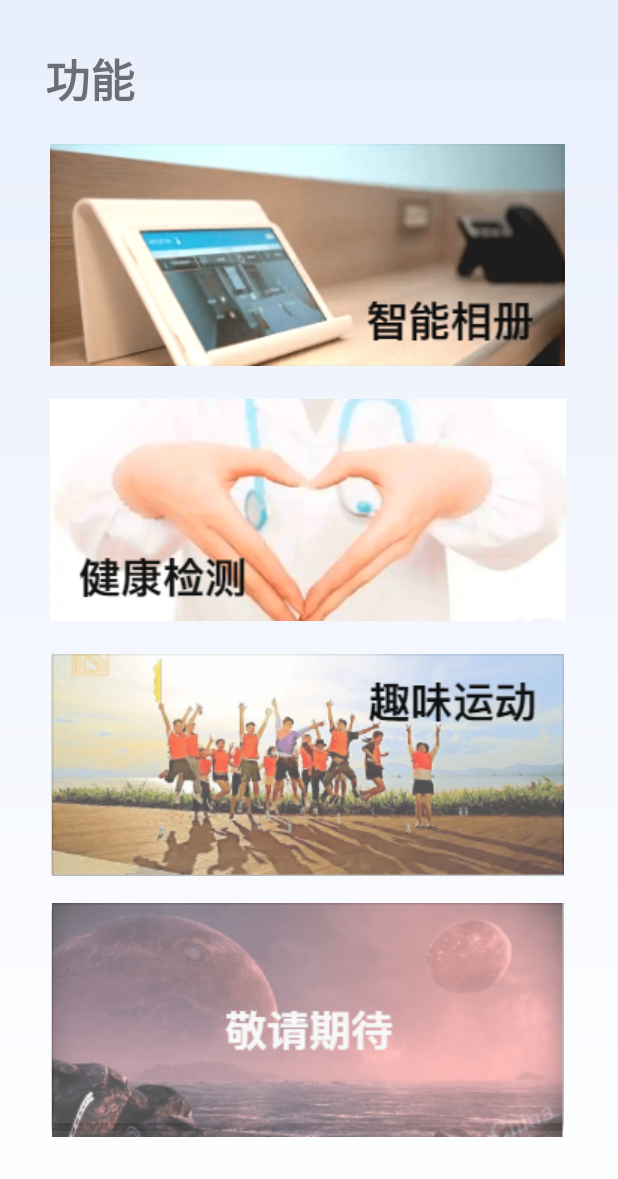
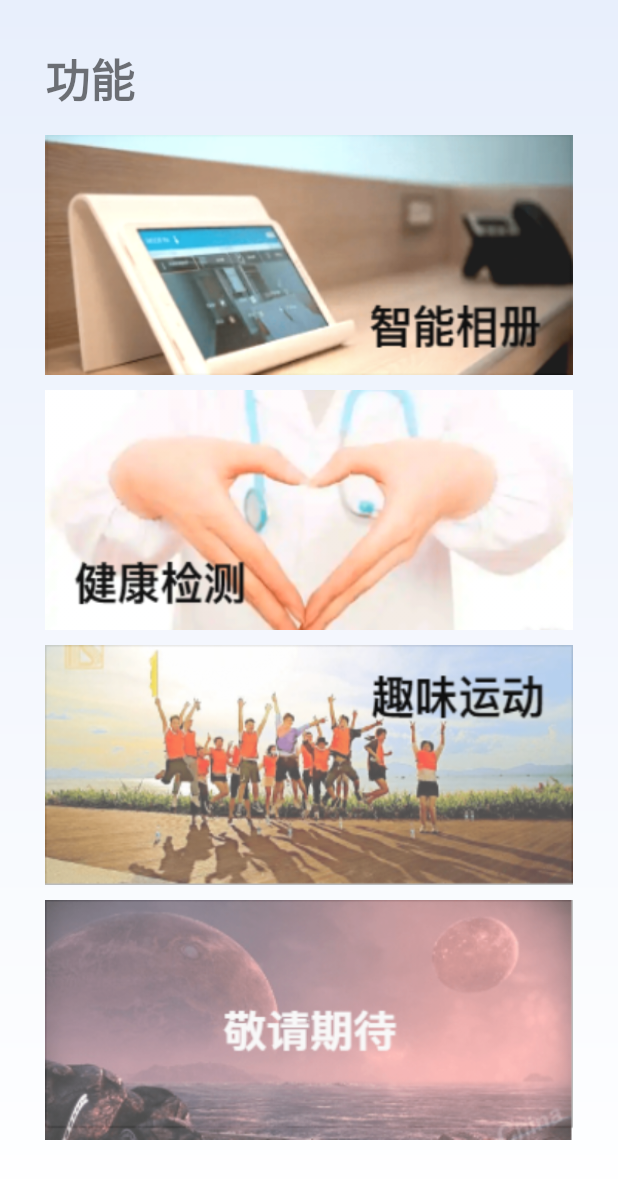
Before and after one commit to We-Love-Yolo/MoniGuard, an Android app: the fragment DiscoverFragment shown on its own in the app's theme, on a phone screen of 412 x 824 dp. Shown: the top 1179 px of the screen. Run offline under Robolectric (Android 15) with nearby library versions, the phone set to English and light mode, and no system bars.

Commit message:
修改了布局适配

```diff
--- a/app/src/main/res/layout/fragment_discover.xml
+++ b/app/src/main/res/layout/fragment_discover.xml
@@ -1,16 +1,15 @@
 <?xml version="1.0" encoding="utf-8"?>
-<androidx.constraintlayout.widget.ConstraintLayout xmlns:android="http://schemas.android.com/apk/res/android"
+<ScrollView
+    xmlns:android="http://schemas.android.com/apk/res/android"
     xmlns:app="http://schemas.android.com/apk/res-auto"
     xmlns:tools="http://schemas.android.com/tools"
     android:layout_width="match_parent"
     android:layout_height="match_parent"
-    tools:context=".activity.DiscoverFragmentActivity"
     >
 
     <LinearLayout
-        android:id="@+id/linearLayout"
-        android:layout_width="0dp"
-        android:layout_height="0dp"
+        android:layout_width="match_parent"
+        android:layout_height="match_parent"
         android:orientation="vertical"
         app:layout_constraintBottom_toBottomOf="parent"
         app:layout_constraintEnd_toEndOf="parent"
@@ -29,54 +28,62 @@
             app:layout_constraintStart_toStartOf="parent"
             app:layout_constraintTop_toTopOf="parent" />
 
+        <LinearLayout
+            android:layout_width="match_parent"
+            android:layout_height="match_parent"
+            android:orientation="vertical"
+            android:layout_marginLeft="30dp"
+            android:layout_marginRight="30dp">
             <!-- 智能相册 -->
             <ImageButton
                 android:id="@+id/smart_photo_album"
+                android:layout_width="match_parent"
+                android:layout_height="160dp"
+                android:layout_weight="1"
+                android:layout_marginTop="10dp"
                 android:clickable="true"
                 android:onClick="onClickalbum"
-            android:layout_width="350dp"
-            android:layout_height="160dp"
-            android:layout_marginLeft="30dp"
-            android:layout_marginTop="10dp"
-            android:src="@drawable/smart_photo_album"
+                android:background="@drawable/smart_photo_album"
 
                 tools:layout_editor_absoluteX="50dp"
-            tools:layout_editor_absoluteY="90dp"
-            />
+                tools:layout_editor_absoluteY="90dp" />
 
             <!-- 健康检测 -->
             <ImageButton
                 android:id="@+id/health_monitoring"
-            android:layout_width="350dp"
+                android:layout_width="match_parent"
                 android:layout_height="160dp"
-            android:layout_marginLeft="30dp"
                 android:layout_marginTop="10dp"
-            android:src="@drawable/health_monitoring"
+                android:layout_weight="1"
+                android:background="@drawable/health_monitoring"
                 tools:ignore="MissingConstraints"
                 tools:layout_editor_absoluteX="30dp"
                 tools:layout_editor_absoluteY="240dp" />
             <!-- 趣味运动 -->
             <ImageButton
                 android:id="@+id/happy_sport"
-            android:layout_width="350dp"
+                android:layout_width="match_parent"
                 android:layout_height="160dp"
-            android:layout_marginLeft="30dp"
+                android:layout_weight="1"
                 android:layout_marginTop="10dp"
-            android:src="@drawable/happy_sport"
+                android:background="@drawable/happy_sport"
                 tools:ignore="MissingConstraints"
                 tools:layout_editor_absoluteX="30dp"
                 tools:layout_editor_absoluteY="390dp" />
             <!-- 敬请期待 -->
             <ImageButton
                 android:id="@+id/coming_soon"
-            android:layout_width="350dp"
+                android:layout_width="match_parent"
                 android:layout_height="160dp"
-            android:layout_marginLeft="30dp"
+                android:layout_weight="1"
                 android:layout_marginTop="10dp"
-            android:src="@drawable/coming_soon"
+                android:background="@drawable/coming_soon"
                 tools:ignore="MissingConstraints"
                 tools:layout_editor_absoluteX="30dp"
                 tools:layout_editor_absoluteY="540dp" />
         </LinearLayout>
 
-</androidx.constraintlayout.widget.ConstraintLayout>
+
+    </LinearLayout>
+
+</ScrollView>
```
Also changed, not shown: app/src/main/res/layout/health_monitoring.xml (+30 -12 lines). Lines whose indentation alone changed are shown as unchanged.
